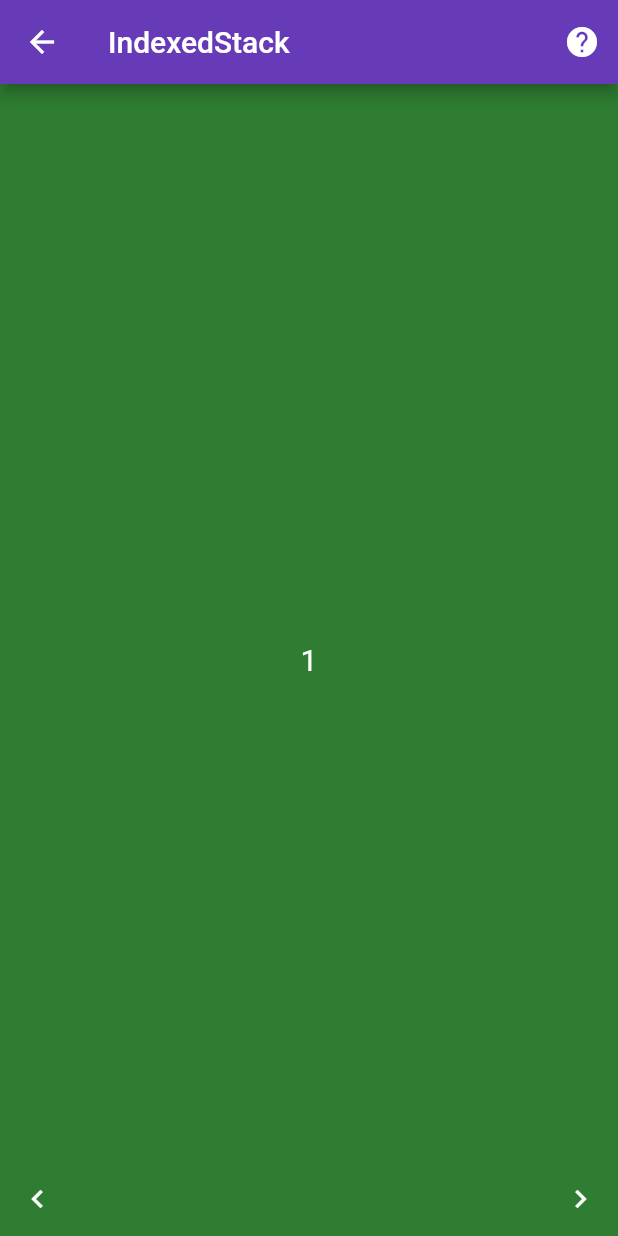
After one commit to sanjay-rb/100-Days-Of-Flutter-Widgets, a Flutter app: the Day46IndexedStack screen opened directly, after a tap on the "keyboard arrow right" icon, after a tap on the "help" icon, on a phone screen of 412 x 824 dp. The commit adds this screen. Run offline on Flutter 3.47's test engine with Material 2 defaults, Android fonts, the phone set to English and light mode, and no system bars.

Commit message:
Day46 completed with IndexedStack

```diff
--- /dev/null
+++ b/hundred_days_of_flutter_widget/lib/day046_indexed_stack.dart
@@ -0,0 +1,121 @@
+import 'package:flutter/material.dart';
+import 'package:url_launcher/url_launcher.dart';
+
+class Day46IndexedStack extends StatefulWidget {
+  Day46IndexedStack({Key key}) : super(key: key);
+
+  @override
+  _Day46IndexedStackState createState() => _Day46IndexedStackState();
+}
+
+class _Day46IndexedStackState extends State<Day46IndexedStack> {
+  List colorsList = [
+    Colors.red[800],
+    Colors.green[800],
+    Colors.yellow[800],
+    Colors.blue[800],
+    Colors.deepOrange[800],
+    Colors.deepPurple[800],
+  ];
+
+  var _index = 0;
+
+  inc() {
+    // ! increment function....
+    setState(() {
+      if (_index < colorsList.length - 1) {
+        _index++;
+      }
+    });
+  }
+
+  dec() {
+    // ! decrement function....
+    setState(() {
+      if (_index > 0) {
+        _index--;
+      }
+    });
+  }
+
+  @override
+  Widget build(BuildContext context) {
+    return Scaffold(
+      appBar: AppBar(
+        title: Text("IndexedStack"),
+        actions: <Widget>[
+          IconButton(
+            icon: Icon(Icons.help),
+            onPressed: () async {
+              const url =
+                  'https://github.com/sanjaysanju618/100-Days-Of-Flutter-Widgets/' +
+                      'blob/master/hundred_days_of_flutter_widget/' +
+                      'lib/day046_indexed_stack.dart';
+              if (await canLaunch(url)) {
+                await launch(url);
+              } else {
+                throw 'Could not launch $url';
+              }
+            },
+          )
+        ],
+      ),
+      body: SafeArea(
+          child: Center(
+        child: Stack(
+          alignment: Alignment.center,
+          children: <Widget>[
+            /**
+             * ? What is IndexedStack....
+             * ! IndexedStack is the great widget for swap between multiple widgets....
+             * ! it have all the property as Stack have in addtion [index]....
+             */
+            IndexedStack(
+              index:
+                  _index, // ! [index] is the property which decides the viewing element...
+              sizing:
+                  StackFit.expand, // ! [sizing] is same as [fit] of Stack....
+              alignment: Alignment.center, // ! we can align the stack....
+              children: <Widget>[
+                for (Color color in colorsList)
+                  Container(
+                    width: 250,
+                    height: 250,
+                    color:
+                        color, // ! here we pass the colors from list to the conainer....
+                    child: Center(
+                        child: Text(
+                      _index
+                          .toString(), // ! here we print the current index value....
+                      textAlign: TextAlign.center,
+                      style: TextStyle(color: Colors.white, fontSize: 20),
+                    )),
+                  ),
+              ],
+            ),
+            Positioned(
+              bottom: 1,
+              left: 1,
+              child: IconButton(
+                  icon: Icon(Icons.keyboard_arrow_left),
+                  color: Colors.white,
+                  onPressed: () {
+                    dec(); // ! here we decrement the [_index]....
+                  }),
+            ),
+            Positioned(
+              bottom: 1,
+              right: 1,
+              child: IconButton(
+                  icon: Icon(Icons.keyboard_arrow_right),
+                  color: Colors.white,
+                  onPressed: () {
+                    inc(); // ! here we increment the [_index]....
+                  }),
+            )
+          ],
+        ),
+      )),
+    );
+  }
+}
--- a/hundred_days_of_flutter_widget/lib/main.dart
+++ b/hundred_days_of_flutter_widget/lib/main.dart
@@ -43,6 +43,7 @@ import 'package:hundreddaysofflutterwidget/day042_reorderable_list_view.dart';
 import 'package:hundreddaysofflutterwidget/day043_animated_switcher.dart';
 import 'package:hundreddaysofflutterwidget/day044_animated_position.dart';
 import 'package:hundreddaysofflutterwidget/day045_animated_padding.dart';
+import 'package:hundreddaysofflutterwidget/day046_indexed_stack.dart';
 import 'package:hundreddaysofflutterwidget/inherited_widget/day037_inherited_widget.dart';
 
 void main() {
@@ -122,7 +123,8 @@ class _MainPageState extends State<MainPage> {
     "ReorderableListView": Day42ReorderableListView(),
     "AnimatedSwitcher": Day43AnimatedSwitcher(),
     "AnimatedPositioned": Day44AnimatedPositioned(),
-    "AnimatedPadding": Day45AnimatedPadding()
+    "AnimatedPadding": Day45AnimatedPadding(),
+    "IndexedStack": Day46IndexedStack()
   };
 
   List _listTitle = [
@@ -170,7 +172,8 @@ class _MainPageState extends State<MainPage> {
     "ReorderableListView",
     "AnimatedSwitcher",
     "AnimatedPositioned",
-    "AnimatedPadding"
+    "AnimatedPadding",
+    "IndexedStack"
   ];
 
   List fliter = List<String>();
```
Also changed, not shown: 1 other file.
